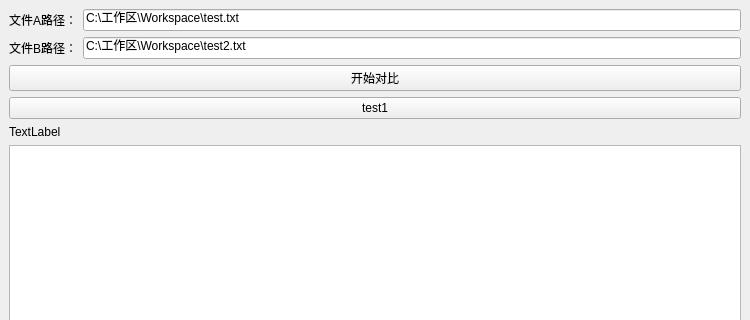
laisc7301/RuihuoFileComparison, file mainwindow.ui: the form before one commit; both pictures show x 0 to 750 and y 0 to 320 of the 750 by 544 pixel window.
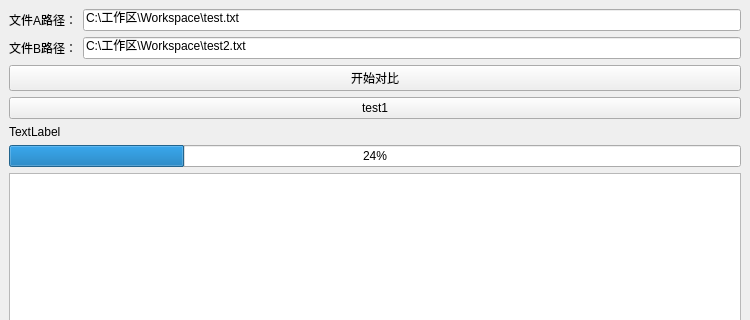
The form after the commit.

Diff of the .ui file:
```diff
--- a/mainwindow.ui
+++ b/mainwindow.ui
@@ -85,6 +85,20 @@
         </item>
        </layout>
       </item>
+      <item>
+       <layout class="QHBoxLayout" name="horizontalLayout_7">
+        <item>
+         <widget class="QProgressBar" name="progressBar">
+          <property name="enabled">
+           <bool>true</bool>
+          </property>
+          <property name="value">
+           <number>24</number>
+          </property>
+         </widget>
+        </item>
+       </layout>
+      </item>
       <item>
        <layout class="QHBoxLayout" name="horizontalLayout_5">
         <item>
```
Left out of the diff: 5 changed lines with no effect on the pictures. Lines whose indentation alone changed are shown as unchanged.
